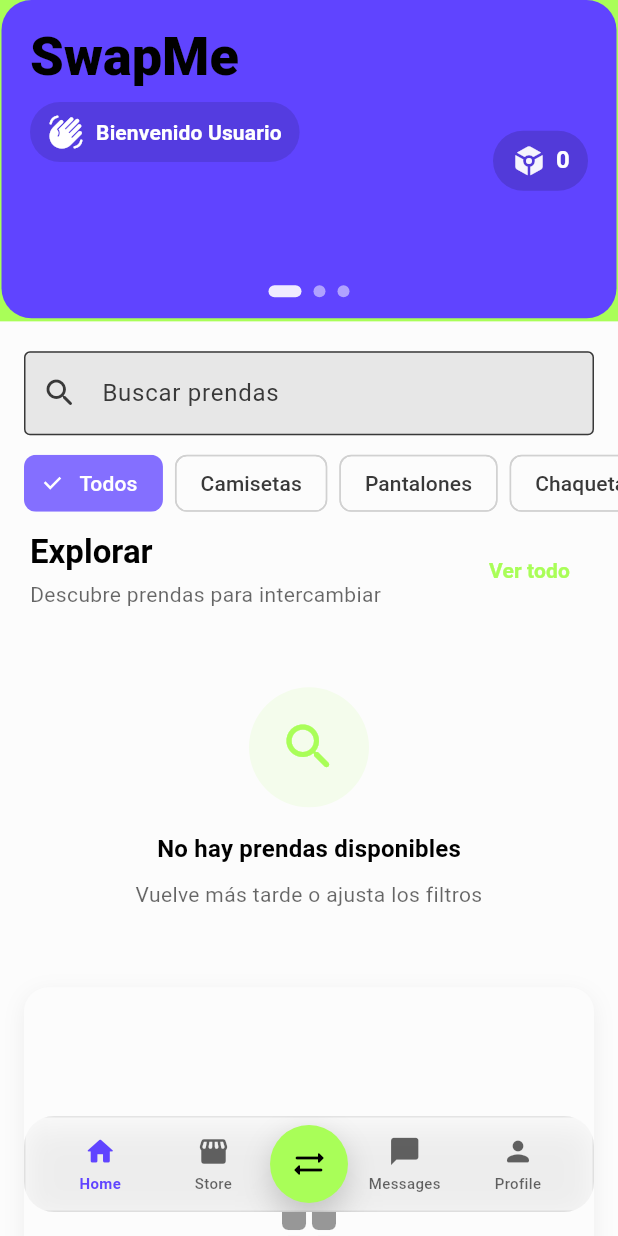
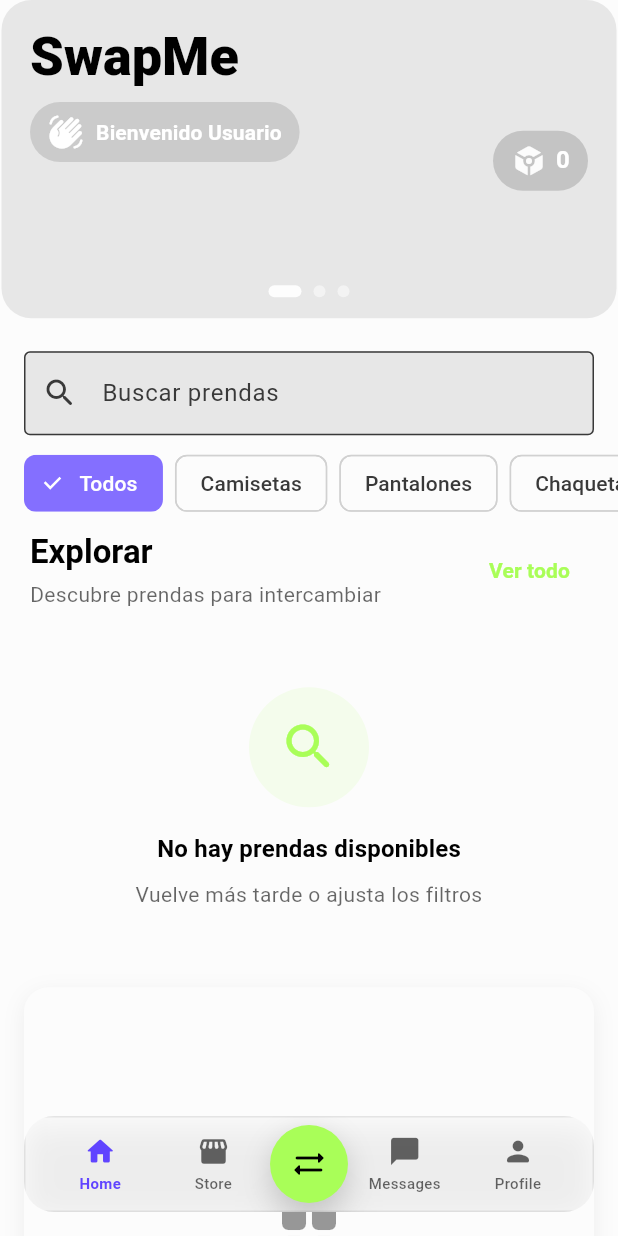
Before and after one commit to crycodex/swapme, a Flutter app: the screen it shows once a user with an empty profile is signed in, on a phone screen of 412 x 824 dp. Run offline on Flutter 3.47's test engine with Material 3 defaults, Android fonts, the phone set to English and light mode, and no system bars; our stand-ins replace camera, cloud_firestore, firebase_auth, firebase_core, firebase_storage, flex_color_scheme and 4 more; missing offline and left inert: glossy; accounts and stored records are empty.

Commit message:
Actualiza colores en HomeLayout para mejorar la presentación visual
- Cambia el color de fondo del SliverAppBar de `colorScheme.primary` a `colorScheme.surface`, optimizando la estética de la interfaz.
- Modifica el color de fondo del contenedor en el carrusel de héroes de `colorScheme.secondary` a `colorScheme.surfaceContainerHighest`, mejorando la coherencia visual.

```diff
--- a/lib/presentation/widgets/organisms/home/home_layout.dart
+++ b/lib/presentation/widgets/organisms/home/home_layout.dart
@@ -27,7 +27,7 @@ class HomeLayout extends GetView<HomeController> {
             : NestedScrollView(
                 headerSliverBuilder: (context, innerBoxIsScrolled) => [
                   SliverAppBar(
-                    backgroundColor: colorScheme.primary,
+                    backgroundColor: colorScheme.surface,
                     expandedHeight: media.size.height * 0.26,
                     floating: false,
                     pinned: true,
@@ -355,7 +355,7 @@ class _HeaderHeroCarouselState extends State<_HeaderHeroCarousel> {
             return Container(
               margin: EdgeInsets.only(left: 1, right: 1, bottom: 2),
               decoration: BoxDecoration(
-                color: colorScheme.secondary, // placeholder verde
+                color: colorScheme.surfaceContainerHighest,
                 borderRadius: BorderRadius.circular(20),
               ),
             );
```
